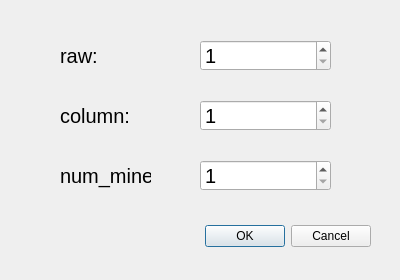
The window that mine_sweeping/dialog_userdefined.ui (He-Qi-Steven/mine_sweeping) describes before a commit, drawn with Qt 5.
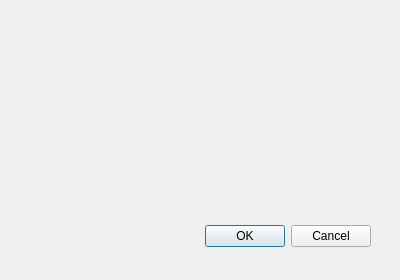
The same window after the commit.

The edit to the form file:
```diff
--- a/mine_sweeping/dialog_userdefined.ui
+++ b/mine_sweeping/dialog_userdefined.ui
@@ -29,117 +29,6 @@
     <set>QDialogButtonBox::Cancel|QDialogButtonBox::Ok</set>
    </property>
   </widget>
-  <widget class="QLabel" name="label_raw">
-   <property name="geometry">
-    <rect>
-     <x>60</x>
-     <y>40</y>
-     <width>54</width>
-     <height>31</height>
-    </rect>
-   </property>
-   <property name="font">
-    <font>
-     <pointsize>15</pointsize>
-    </font>
-   </property>
-   <property name="text">
-    <string>raw:</string>
-   </property>
-  </widget>
-  <widget class="QSpinBox" name="spinBox_raw">
-   <property name="geometry">
-    <rect>
-     <x>200</x>
-     <y>40</y>
-     <width>131</width>
-     <height>31</height>
-    </rect>
-   </property>
-   <property name="font">
-    <font>
-     <pointsize>15</pointsize>
-    </font>
-   </property>
-   <property name="minimum">
-    <number>1</number>
-   </property>
-  </widget>
-  <widget class="QSpinBox" name="spinBox_column">
-   <property name="geometry">
-    <rect>
-     <x>200</x>
-     <y>100</y>
-     <width>131</width>
-     <height>31</height>
-    </rect>
-   </property>
-   <property name="font">
-    <font>
-     <pointsize>15</pointsize>
-    </font>
-   </property>
-   <property name="minimum">
-    <number>1</number>
-   </property>
-  </widget>
-  <widget class="QLabel" name="label_column">
-   <property name="geometry">
-    <rect>
-     <x>60</x>
-     <y>100</y>
-     <width>81</width>
-     <height>31</height>
-    </rect>
-   </property>
-   <property name="font">
-    <font>
-     <pointsize>15</pointsize>
-    </font>
-   </property>
-   <property name="text">
-    <string>column:</string>
-   </property>
-  </widget>
-  <widget class="QSpinBox" name="spinBox_num_mine">
-   <property name="geometry">
-    <rect>
-     <x>200</x>
-     <y>160</y>
-     <width>131</width>
-     <height>31</height>
-    </rect>
-   </property>
-   <property name="font">
-    <font>
-     <pointsize>15</pointsize>
-    </font>
-   </property>
-   <property name="minimum">
-    <number>1</number>
-   </property>
-   <property name="maximum">
-    <number>200</number>
-   </property>
-  </widget>
-  <widget class="QLabel" name="label_num_mine">
-   <property name="geometry">
-    <rect>
-     <x>60</x>
-     <y>160</y>
-     <width>91</width>
-     <height>31</height>
-    </rect>
-   </property>
-   <property name="font">
-    <font>
-     <pointsize>15</pointsize>
-    </font>
-   </property>
-   <property name="text">
-    <string>num_mine:</string>
-   </property>
-  </widget>
  </widget>
  <resources/>
  <connections>
```
